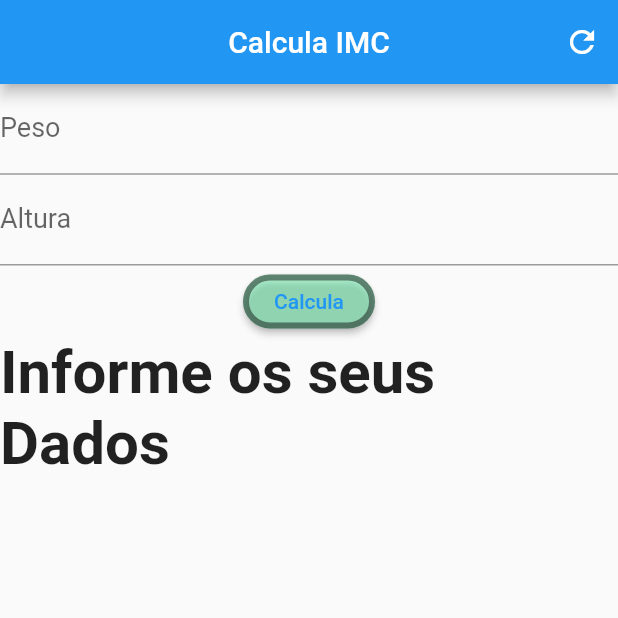
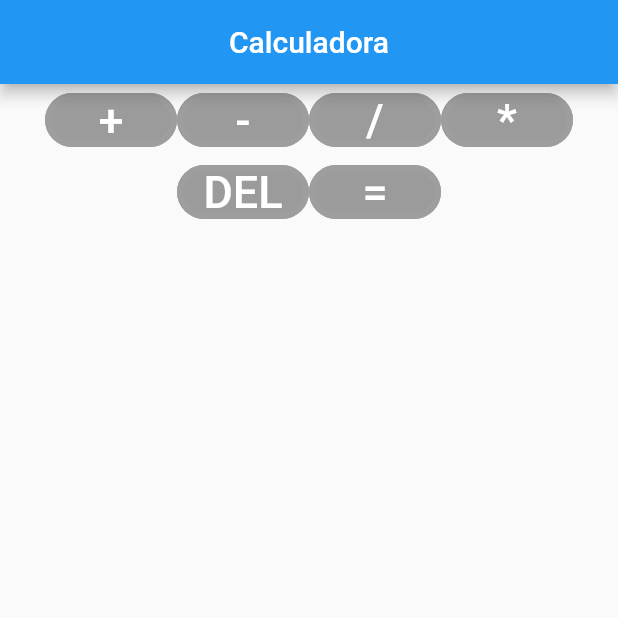
Before and after one commit to lucasmartinslk/flutter_dart_project, a Flutter app: the screen it shows after launch, on a phone screen of 412 x 824 dp, the top half of it. Run offline on Flutter 3.47's test engine with Material 2 defaults, Android fonts, the phone set to English and light mode, and no system bars.

Commit message:
'correção'

```diff
--- a/lib/main.dart
+++ b/lib/main.dart
@@ -13,12 +13,6 @@ class MyApp extends StatefulWidget {
 
 class _MyAppState extends State<MyApp> with SingleTickerProviderStateMixin {
   AnimationController _controller;
-
-  TextEditingController controllerPeso = TextEditingController();
-  TextEditingController controllerAltura = TextEditingController();
-  GlobalKey<FormState> cForm = GlobalKey<FormState>();
-  String info = "Informe os seus Dados";
-  String colorsx = 'green';
 
   @override
   void initState() {
@@ -36,94 +30,53 @@ class _MyAppState extends State<MyApp> with SingleTickerProviderStateMixin {
   Widget build(BuildContext context) {
     return MaterialApp(
       debugShowCheckedModeBanner: false,
-      home: criaPagina(),
-
+      home: paginaPrincipal(),
     );
   }
 
-  criaPagina() {
+  paginaPrincipal() {
     return Scaffold(
       appBar: AppBar(
-        title: Text("Calcula IMC"),
         centerTitle: true,
-        actions: <Widget>[
-          IconButton(
-            icon: Icon(Icons.refresh),
-            onPressed: resetaCampos,
-          ),
-        ],
+        title: Text("Calculadora"),
       ),
-      body: criaFormulario(),
+      body: Center(
+        child: Column(
+          children: [
+            tipos(),
+            tipos2(),
+          ],
+        ),
+      ),
     );
   }
 
-  criaFormulario() {
+  tipos() {
     return Form(
-      key: cForm,
       child: Container(
-        child: Column(
-          mainAxisAlignment: MainAxisAlignment.start,
-          children: [
-            Componentes.caixa("Peso", "Digite o Peso", controllerPeso, validaPeso, numero: true),
-            Componentes.caixa("Altura", "Digite a altura", controllerAltura, validaAltura, numero: true),
-            Componentes.botao("Calcula", calcularImc),
-            Text(
-              info,
-              style: TextStyle(fontSize: 40, fontWeight: FontWeight.bold),
-            ),
-          ],
-        )
+          child: Row(
+            mainAxisAlignment: MainAxisAlignment.center,
+            children: [
+              Componentes.botao("+", null),
+              Componentes.botao("-", null),
+              Componentes.botao("/", null),
+              Componentes.botao("*", null),
+            ],
+          )
       ),
     );
   }
-  Function validaPeso = ((value){
-    if(value.isEmpty){
-      return "Informe o Peso";
-    }
-    if(int.parse(value) <=0){
-      return "O Peso não pode ser negativo";
-    }
-    return null;
-  });
-
-  Function validaAltura = ((value){
-    if(value.isEmpty){
-      return "Informe a Altura";
-    }
-    if(double.parse(value) <=0){
-      return "A altura não pode ser negativa.";
-    }
-    return null;
-  });
-
-  resetaCampos(){
-    controllerPeso.text ="";
-    controllerAltura.text ="";
-    setState(() {
-      info = "Informe os seus dados";
-      cForm = GlobalKey<FormState>();
-    });
-  }
-
-  calcularImc(){
-    setState(() {
-    if(!cForm.currentState.validate()){
-      return null;
-    }
-    double p = double.parse(controllerPeso.text);
-    double a = double.parse(controllerAltura.text);
-    double imc = p/(a*a);
-    if (imc < 18.5)
-      info = "Abaixo do Peso (${imc.toStringAsPrecision(4)})";
-      colorsx = 'blue';
-    if (imc >= 18.5 && imc < 30)
-      info = "Peso Ideal (${imc.toStringAsPrecision(4)})";
-    else
-      info = "Acima do Peso (${imc.toStringAsPrecision(4)})";
-      colorsx = 'red';
-
-    print(info);
-    });
-
+  tipos2() {
+    return Form(
+      child: Container(
+          child: Row(
+            mainAxisAlignment: MainAxisAlignment.center,
+            children: [
+              Componentes.botao("DEL", null),
+              Componentes.botao("=", null),
+            ],
+          )
+      ),
+    );
   }
 }
--- a/lib/utils/componentes.dart
+++ b/lib/utils/componentes.dart
@@ -1,39 +1,23 @@
+import 'dart:ui';
+
 import 'package:flutter/cupertino.dart';
 import 'package:flutter/material.dart';
 
-class Componentes{
-  static caixa(String rotulo, String dica, TextEditingController controlador, validacao, {bool obscure=false, bool numero=false}){
-  return TextFormField(
-    controller: controlador,
-    obscureText: obscure,
-    validator: validacao,
-    keyboardType: numero?TextInputType.number:TextInputType.text,
-    decoration: InputDecoration(
-      labelText: rotulo,
-      labelStyle: TextStyle(fontSize: 18),
-      hintText: dica,
-      hintStyle: TextStyle(fontSize: 10, color: Colors.red),
-
-    ),
-  );
-
-  }
-
-
- static botao(String _texto, Function _f){
+class Componentes {
+  static botao(String _texto, Function _f) {
     return Container(
         child: RaisedButton(
           onPressed: _f,
           child: Text(
             _texto,
-          style: TextStyle(color: Colors.blue, fontSize: 14),
+            style: TextStyle(color: Colors.white, fontSize: 30),
           ),
           shape: RoundedRectangleBorder(
               borderRadius: BorderRadius.circular(20),
-         side: const BorderSide(color: Colors.black45, width: 4)
+              side: const BorderSide(color: Colors.grey, width: 4)
           ),
-       color: Colors.greenAccent.withOpacity(0.5),
-       hoverColor: Colors.black87.withOpacity(0.3),
+          color: Colors.white.withOpacity(0.5),
+          hoverColor: Colors.white.withOpacity(0.3),
         )
     );
   }
```
Also changed, not shown: estudo/componentes.dart (added, +40 -0 lines), estudo/main.dart (added, +129 -0 lines). Lines whose indentation alone changed are shown as unchanged.
